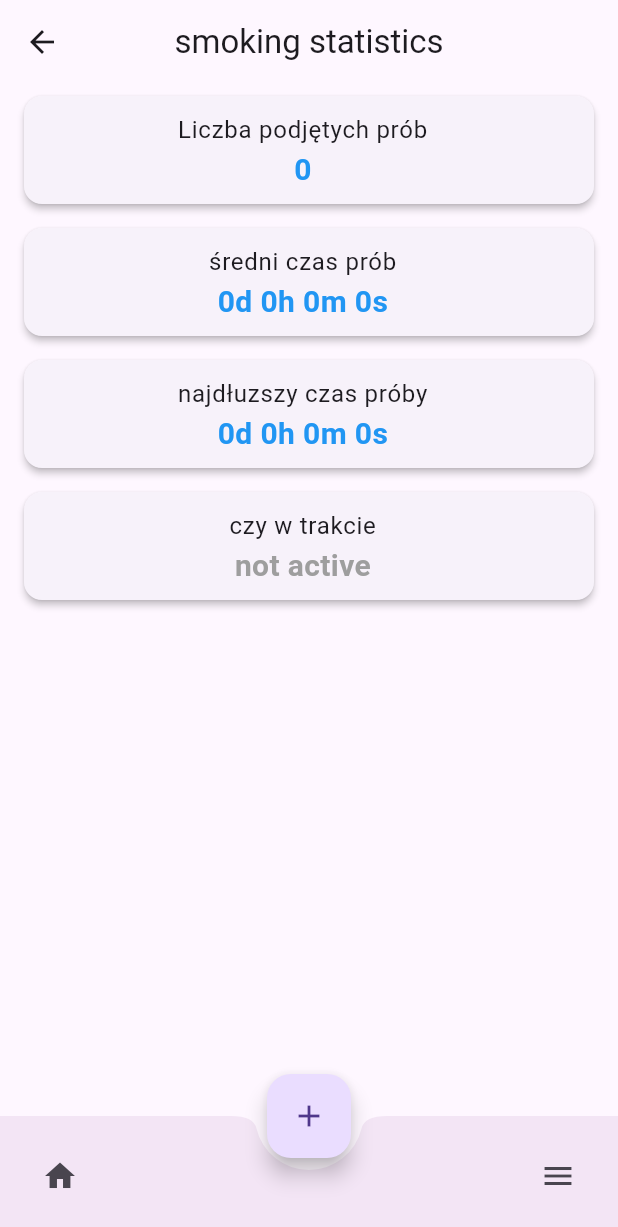
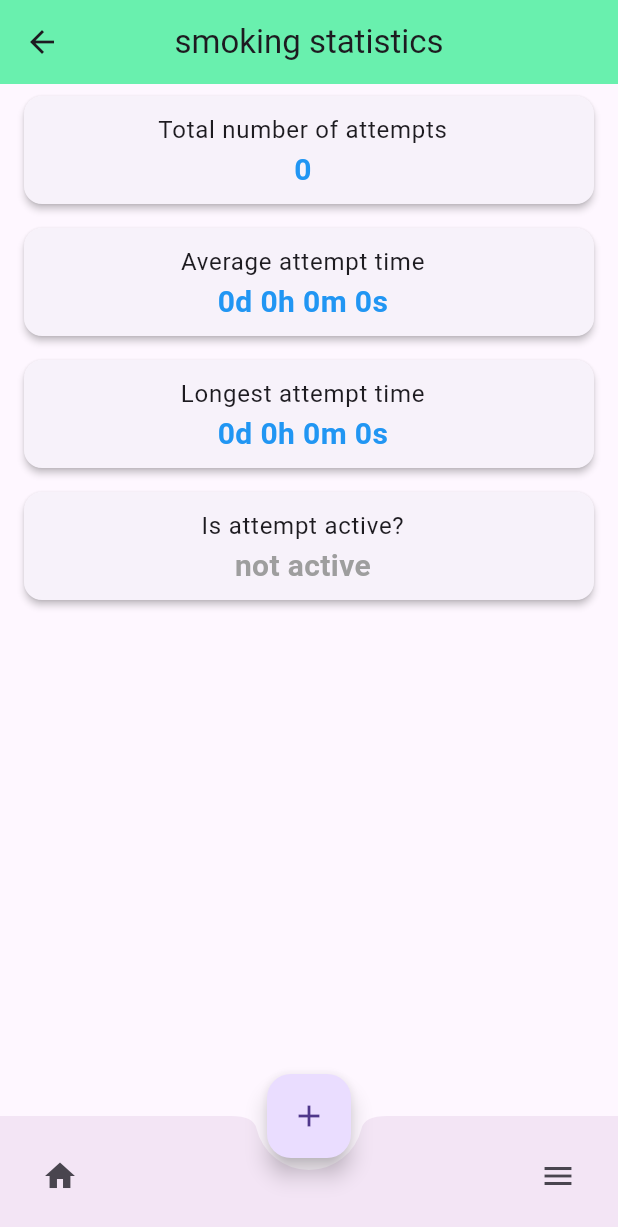
Before and after one commit to michalprog/clean_path, a Flutter app: the screen it shows after launch, item 2 of the bottom bar chosen, in the side drawer, after a tap on "Statistics", on a phone screen of 412 x 824 dp. Shown: the top 1227 px of the screen. Run offline on Flutter 3.47's test engine with Material 3 defaults, Android fonts, the phone set to English and light mode, and no system bars; our stand-ins replace animated_text_kit, hugeicons, sqflite, stop_watch_timer; accounts and stored records are empty.

Commit message:
done statistics

```diff
--- a/lib/statistc_views/main_statistcs_view.dart
+++ b/lib/statistc_views/main_statistcs_view.dart
@@ -23,9 +23,9 @@ class MainStatistcsView extends StatelessWidget {
         } else {
           return Container(child: ListView(
             children: [
-             StatisticListTile(mainText: "liczba wszystkich prób", highlightedText:"${ statisticsProvider.allRecorods.length}"),
+             StatisticListTile(mainText: "Total attempts", highlightedText:"${ statisticsProvider.allRecorods.length}"),
             StatisticListTile(
-              mainText: "średni czas próby",
+              mainText: "Average attempt time",
               highlightedText: StatisticUtils.formatDurationFromSeconds(
                   StatisticUtils.averageRecordDurationInSeconds(statisticsProvider.allRecords),
 
--- a/lib/statistc_views/main_statistic.dart
+++ b/lib/statistc_views/main_statistic.dart
@@ -47,6 +47,7 @@ AppBarTexts=
   Widget build(BuildContext context) {
     return Scaffold(
       appBar: AppBar(
+        backgroundColor: Colors.greenAccent,
         centerTitle: true,
         title: Text(AppBarTexts[NavigationIndex], textAlign: TextAlign.center),
       ),
--- a/lib/window_widgets/uniwersal_statistics_view.dart
+++ b/lib/window_widgets/uniwersal_statistics_view.dart
@@ -41,18 +41,18 @@ class UniwersalStatisticsView extends StatelessWidget {
             child: ListView(
               children: [
                 StatisticListTile(
-                  mainText: "Liczba podjętych prób",
+                  mainText: "Total number of attempts",
                   highlightedText: "${getRecordsType().length}",
                 ),
                 StatisticListTile(
-                  mainText: "średni czas prób",
+                  mainText: "Average attempt time",
                   highlightedText: "${StatisticUtils.formatDurationFromSeconds(
                     StatisticUtils.averageRecordDurationInSeconds(getRecordsType()),)}",
                 ),
-                StatisticListTile(mainText: "najdłuzszy czas próby", highlightedText: "${StatisticUtils.formatDurationFromSeconds(
+                StatisticListTile(mainText: "Longest attempt time", highlightedText: "${StatisticUtils.formatDurationFromSeconds(
                   StatisticUtils.longestRecordDurationInSeconds(getRecordsType()),)}",),
-                StatisticStateTile(mainText: "czy w trakcie", typeState: StatisticUtils.isActiveRecord(getRecordsType()), ),
-                StatisticUtils.isActiveRecord(getRecordsType()) ? StatisticListTile(mainText: "aktualny czas trwania", highlightedText: StatisticUtils.formatDurationFromSeconds(
+                StatisticStateTile(mainText: "Is attempt active?", typeState: StatisticUtils.isActiveRecord(getRecordsType()), ),
+                StatisticUtils.isActiveRecord(getRecordsType()) ? StatisticListTile(mainText: "Current duration", highlightedText: StatisticUtils.formatDurationFromSeconds(
                   StatisticUtils.getActiveRecordDuration(getRecordsType()),
                 ),) : SizedBox.shrink(),
               ],
```
Also changed, not shown: lib/statistc_views/statistics_trails_view.dart (+12 -5 lines), lib/widgets/trial_widget.dart (+58 -7 lines), assets/images/clean_path0.png, assets/images/clean_path1.png, assets/images/clean_path2.png, assets/images/clean_path3.png, assets/images/clean_path4.png.
